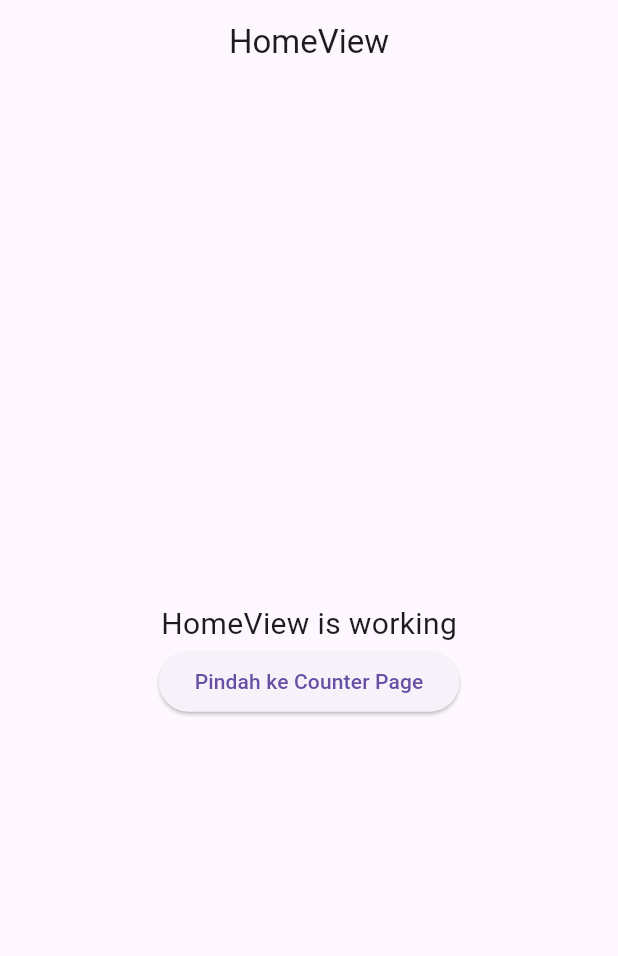
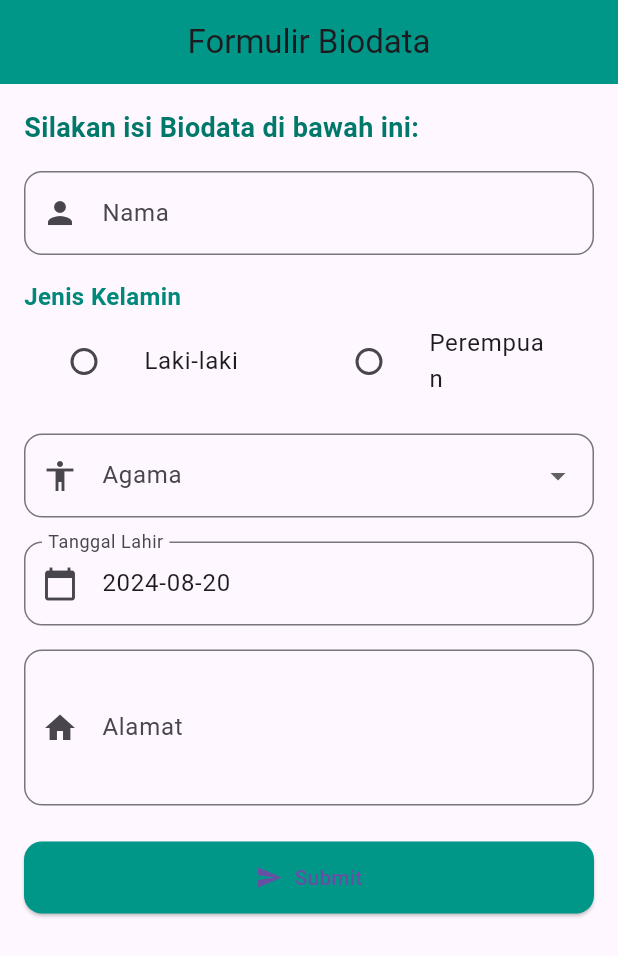
Before and after one commit to RaflyR334/getx, a Flutter app: the screen it shows after launch, on a phone screen of 412 x 824 dp. Shown: the top 956 px of the screen. Run offline on Flutter 3.47's test engine with Material 3 defaults, Android fonts, the phone set to English and light mode, and no system bars; our stand-ins replace get.

Commit message:
lanjutan3

```diff
--- /dev/null
+++ b/lib/app/data/biodata_model.dart
@@ -0,0 +1,15 @@
+class BiodataModel {
+  String nama;
+  String jenisKelamin;
+  String agama;
+  DateTime tanggalLahir;
+  String alamat;
+
+  BiodataModel({
+    required this.nama,
+    required this.jenisKelamin,
+    required this.agama,
+    required this.tanggalLahir,
+    required this.alamat,
+  });
+}
--- /dev/null
+++ b/lib/app/modules/biodata/controllers/biodata_controller.dart
@@ -0,0 +1,41 @@
+import 'package:get/get.dart';
+
+import '../../../data/biodata_model.dart';
+
+class BiodataController extends GetxController {
+  // Menggunakan Rx untuk variabel yang reaktif
+  final nama = ''.obs;
+  final jenisKelamin = ''.obs;
+  final agama = ''.obs;
+  final tanggalLahir = DateTime.now().obs;
+  final alamat = ''.obs;
+
+  // Fungsi untuk mengubah nilai
+  void setNama(String value) => nama.value = value;
+
+  void setJenisKelamin(String? value) {
+    if (value != null) jenisKelamin.value = value;
+  }
+
+  void setAgama(String? value) {
+    if (value != null) agama.value = value;
+  }
+
+  void setTanggalLahir(DateTime value) => tanggalLahir.value = value;
+
+  void setAlamat(String value) => alamat.value = value;
+
+  // Fungsi untuk submit formulir
+  void submitForm() {
+    // Proses data formulir di sini atau navigasikan ke halaman lain
+    final formData = BiodataModel(
+      nama: nama.value,
+      jenisKelamin: jenisKelamin.value,
+      agama: agama.value,
+      tanggalLahir: tanggalLahir.value,
+      alamat: alamat.value,
+    );
+
+    Get.toNamed('/output', arguments: formData);
+  }
+}
--- /dev/null
+++ b/lib/app/modules/biodata/views/biodata_view.dart
@@ -0,0 +1,158 @@
+import 'package:flutter/material.dart';
+import 'package:get/get.dart';
+import '../controllers/biodata_controller.dart';
+
+class BiodataView extends GetView<BiodataController> {
+  const BiodataView({Key? key}) : super(key: key);
+
+  @override
+  Widget build(BuildContext context) {
+    return Scaffold(
+      appBar: AppBar(
+        title: const Text('Formulir Biodata'),
+        centerTitle: true,
+        backgroundColor: Colors.teal,
+        elevation: 0,
+      ),
+      body: SingleChildScrollView(
+        child: Padding(
+          padding: const EdgeInsets.all(16.0),
+          child: Column(
+            crossAxisAlignment: CrossAxisAlignment.start,
+            children: [
+              Text(
+                'Silakan isi Biodata di bawah ini:',
+                style: TextStyle(
+                  fontSize: 18,
+                  fontWeight: FontWeight.bold,
+                  color: Colors.teal.shade700,
+                ),
+              ),
+              SizedBox(height: 16),
+              TextField(
+                onChanged: controller.setNama,
+                decoration: InputDecoration(
+                  labelText: 'Nama',
+                  prefixIcon: Icon(Icons.person),
+                  border: OutlineInputBorder(
+                    borderRadius: BorderRadius.circular(12),
+                  ),
+                ),
+              ),
+              SizedBox(height: 16),
+              Text(
+                'Jenis Kelamin',
+                style: TextStyle(
+                  fontSize: 16,
+                  fontWeight: FontWeight.bold,
+                  color: Colors.teal.shade600,
+                ),
+              ),
+              Row(
+                children: [
+                  Obx(() => Expanded(
+                        child: ListTile(
+                          title: const Text('Laki-laki'),
+                          leading: Radio<String>(
+                            value: 'Laki-laki',
+                            groupValue: controller.jenisKelamin.value,
+                            onChanged: controller.setJenisKelamin,
+                            activeColor: Colors.teal,
+                          ),
+                        ),
+                      )),
+                  Obx(() => Expanded(
+                        child: ListTile(
+                          title: const Text('Perempuan'),
+                          leading: Radio<String>(
+                            value: 'Perempuan',
+                            groupValue: controller.jenisKelamin.value,
+                            onChanged: controller.setJenisKelamin,
+                            activeColor: Colors.teal,
+                          ),
+                        ),
+                      )),
+                ],
+              ),
+              SizedBox(height: 16),
+              Obx(() => DropdownButtonFormField<String>(
+                    onChanged: controller.setAgama,
+                    items: <String>['Islam', 'Kristen', 'Hindu', 'Budha']
+                        .map((String value) {
+                      return DropdownMenuItem<String>(
+                        value: value,
+                        child: Text(value),
+                      );
+                    }).toList(),
+                    decoration: InputDecoration(
+                      labelText: 'Agama',
+                      prefixIcon: Icon(Icons.accessibility),
+                      border: OutlineInputBorder(
+                        borderRadius: BorderRadius.circular(12),
+                      ),
+                    ),
+                    value: controller.agama.value.isEmpty
+                        ? null
+                        : controller.agama.value.split(' ')[0],
+                  )),
+              SizedBox(height: 16),
+              Obx(() => TextField(
+                    decoration: InputDecoration(
+                      labelText: 'Tanggal Lahir',
+                      hintText: 'Pilih Tanggal Lahir',
+                      prefixIcon: Icon(Icons.calendar_today),
+                      border: OutlineInputBorder(
+                        borderRadius: BorderRadius.circular(12),
+                      ),
+                    ),
+                    readOnly: true,
+                    onTap: () async {
+                      DateTime? pickedDate = await showDatePicker(
+                        context: context,
+                        initialDate: controller.tanggalLahir.value,
+                        firstDate: DateTime(1980),
+                        lastDate: DateTime.now(),
+                      );
+                      if (pickedDate != null) {
+                        controller.setTanggalLahir(pickedDate);
+                      }
+                    },
+                    controller: TextEditingController(
+                      text: controller.tanggalLahir.value.toString().split(' ')[0],
+                    ),
+                  )),
+              SizedBox(height: 16),
+              TextField(
+                onChanged: controller.setAlamat,
+                decoration: InputDecoration(
+                  labelText: 'Alamat',
+                  prefixIcon: Icon(Icons.home),
+                  border: OutlineInputBorder(
+                    borderRadius: BorderRadius.circular(12),
+                  ),
+                ),
+                maxLines: 3,
+              ),
+              SizedBox(height: 24),
+              SizedBox(
+                width: double.infinity,
+                child: ElevatedButton.icon(
+                  onPressed: controller.submitForm,
+                  icon: Icon(Icons.send),
+                  label: const Text('Submit'),
+                  style: ElevatedButton.styleFrom(
+                    padding: EdgeInsets.symmetric(vertical: 14),
+                    shape: RoundedRectangleBorder(
+                      borderRadius: BorderRadius.circular(12),
+                    ),
+                    backgroundColor: Colors.teal,
+                  ),
+                ),
+              ),
+            ],
+          ),
+        ),
+      ),
+    );
+  }
+}
--- a/lib/app/routes/app_pages.dart
+++ b/lib/app/routes/app_pages.dart
@@ -1,7 +1,7 @@
 import 'package:get/get.dart';
-
-import '../modules/counter/bindings/counter_binding.dart';
-import '../modules/counter/views/counter_view.dart';
+import '../modules/biodata/bindings/biodata_binding.dart';
+import '../modules/biodata/views/biodata_view.dart';
+import '../modules/biodata/views/output_view.dart';
 import '../modules/home/bindings/home_binding.dart';
 import '../modules/home/views/home_view.dart';
 
@@ -10,7 +10,7 @@ part 'app_routes.dart';
 class AppPages {
   AppPages._();
 
-  static const INITIAL = Routes.HOME;
+  static const INITIAL = Routes.BIODATA;
 
   static final routes = [
     GetPage(
@@ -19,9 +19,13 @@ class AppPages {
       binding: HomeBinding(),
     ),
     GetPage(
-      name: _Paths.COUNTER,
-      page: () => const CounterView(),
-      binding: CounterBinding(),
+      name: _Paths.BIODATA,
+      page: () => const BiodataView(),
+      binding: BiodataBinding(),
+    ),
+    GetPage(
+      name: _Paths.OUTPUT,
+      page: () => OutputView(),
     ),
   ];
 }
--- a/lib/app/routes/app_routes.dart
+++ b/lib/app/routes/app_routes.dart
@@ -4,11 +4,12 @@ part of 'app_pages.dart';
 abstract class Routes {
   Routes._();
   static const HOME = _Paths.HOME;
-  static const COUNTER = _Paths.COUNTER;
+  static const BIODATA = _Paths.BIODATA;
 }
 
 abstract class _Paths {
   _Paths._();
   static const HOME = '/home';
-  static const COUNTER = '/counter';
+  static const BIODATA = '/formulir';
+  static const OUTPUT = '/output';
 }
```
Also changed, not shown: lib/app/modules/biodata/bindings/biodata_binding.dart (added, +12 -0 lines), lib/app/modules/biodata/views/output_view.dart (added, +136 -0 lines), lib/app/modules/counter/controllers/counter_controller.dart (line endings or trailing spaces), lib/app/modules/counter/views/counter_view.dart (line endings or trailing spaces), lib/app/modules/home/views/home_view.dart (line endings or trailing spaces).
